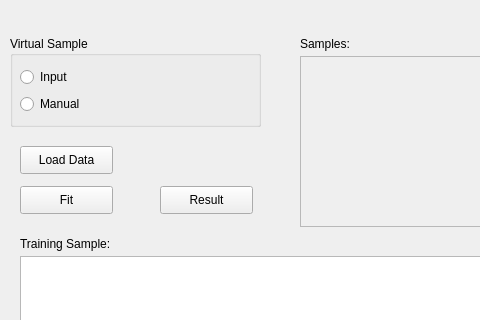
Old version of the form interface.ui in the repository Bgolearn/BgoFace; both pictures show x 0 to 480 and y 133 to 453 of the 1359 by 844 pixel window.
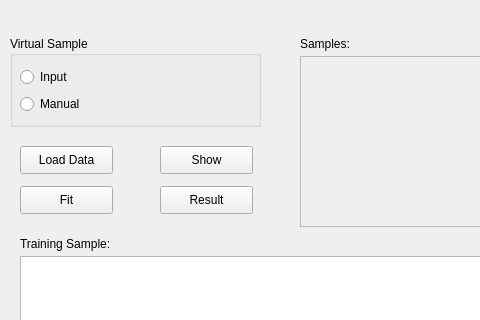
New version of the form.

```diff
--- a/interface.ui
+++ b/interface.ui
@@ -427,6 +427,19 @@
      <string>Result</string>
     </property>
    </widget>
+   <widget class="QPushButton" name="showButton">
+    <property name="geometry">
+     <rect>
+      <x>160</x>
+      <y>260</y>
+      <width>93</width>
+      <height>28</height>
+     </rect>
+    </property>
+    <property name="text">
+     <string>Show</string>
+    </property>
+   </widget>
   </widget>
   <widget class="QMenuBar" name="menubar">
    <property name="geometry">
```
